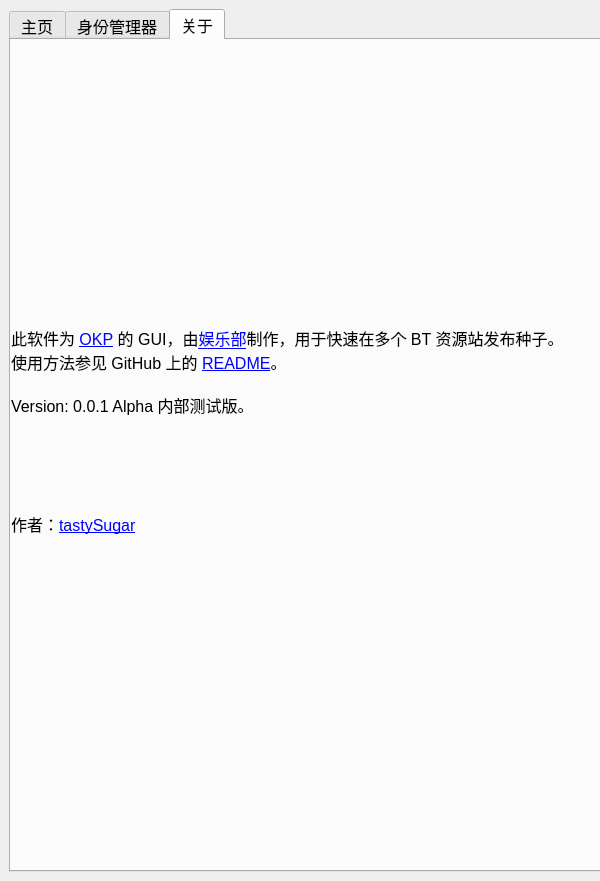
First picture: the form in OKP.ui, repository AmusementClub/OKPGUI, before the edit.
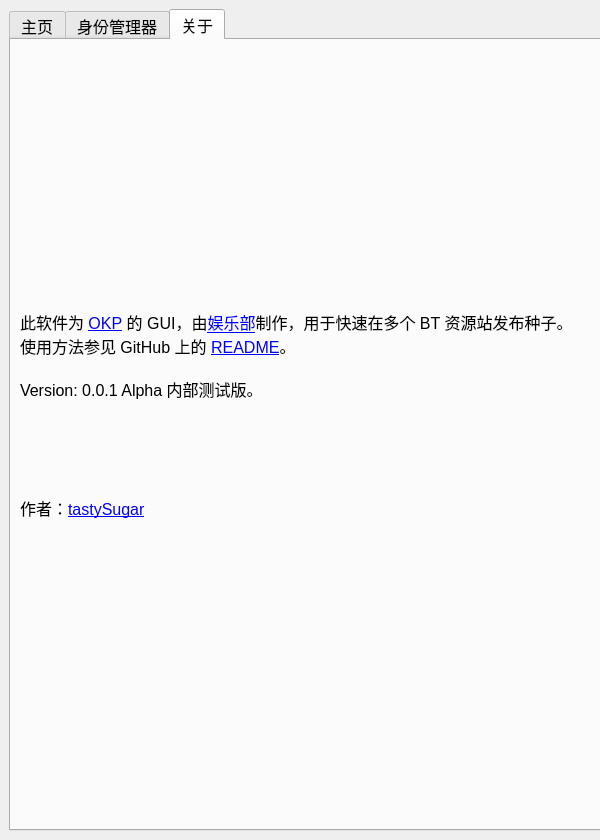
Second picture: the form after the edit. The open tabs and pages were chosen to show the change.

Patch:
```diff
--- a/OKP.ui
+++ b/OKP.ui
@@ -7,7 +7,7 @@
     <x>0</x>
     <y>0</y>
     <width>600</width>
-    <height>881</height>
+    <height>840</height>
    </rect>
   </property>
   <property name="sizePolicy">
@@ -835,15 +835,8 @@
        <attribute name="title">
         <string>关于</string>
        </attribute>
-       <widget class="QWidget" name="verticalLayoutWidget">
-        <property name="geometry">
-         <rect>
-          <x>0</x>
-          <y>0</y>
-          <width>581</width>
-          <height>821</height>
-         </rect>
-        </property>
+       <layout class="QVBoxLayout" name="verticalLayout_2">
+        <item>
         <layout class="QVBoxLayout" name="verticalLayout">
          <item>
           <widget class="QLabel" name="label_11">
@@ -877,7 +870,8 @@
           </widget>
          </item>
         </layout>
-       </widget>
+        </item>
+       </layout>
       </widget>
      </widget>
     </item>
```
Left out of the diff: 2 changed lines with no effect on the pictures. Lines whose indentation alone changed are shown as unchanged.
